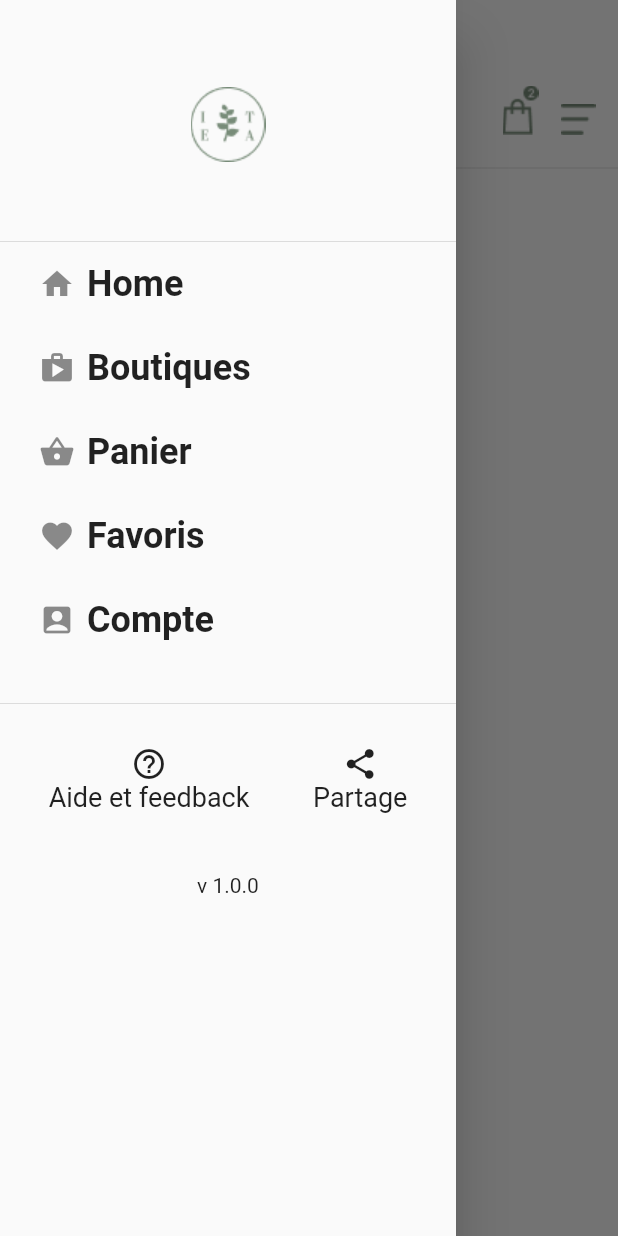
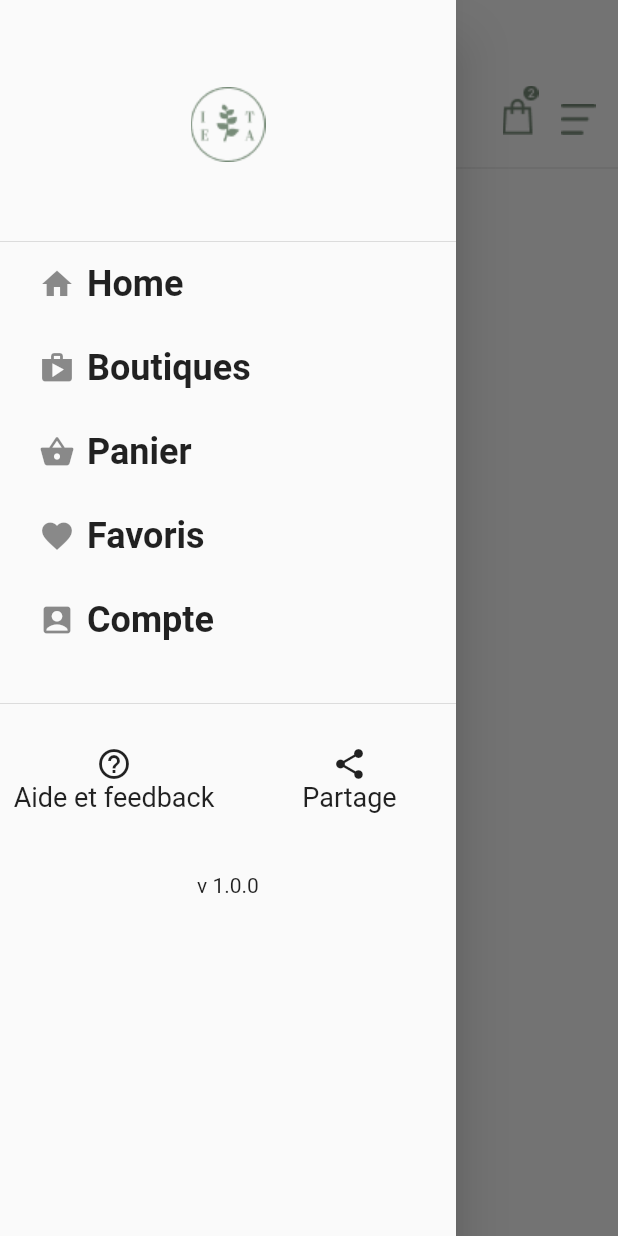
Before and after one commit to Unknow46/Ithea, a Flutter app: the screen it shows after launch, with the side drawer open, on a phone screen of 412 x 824 dp. Run offline on Flutter 3.47's test engine with Material 2 defaults, Android fonts, the phone set to English and light mode, and no system bars; our stand-ins replace flutter_mobx, mobx; generated files the repository leaves out were written again.

Commit message:
:sparkles: adding unit test for drawer and appbar :construction: modification of the drawer

```diff
--- a/lib/widgets/navigation_drawer.dart
+++ b/lib/widgets/navigation_drawer.dart
@@ -1,3 +1,4 @@
+import 'package:flutter/cupertino.dart';
 import 'package:flutter/material.dart';
 import 'package:flutter/widgets.dart';
 import 'package:ithea/widgets/create_drawer_body.dart';
@@ -11,6 +12,7 @@ class NavigationDrawer extends StatelessWidget {
   Widget build(BuildContext context) {
     return Drawer(
       child: ListView(
+
         padding: EdgeInsets.zero,
         children: <Widget>[
           createDrawerHeader(),
@@ -66,42 +68,49 @@ class NavigationDrawer extends StatelessWidget {
           ),
           const Padding(padding: EdgeInsets.only(top:20)),
           const Divider(),
-         Row(
-           mainAxisAlignment: MainAxisAlignment.spaceEvenly,
+         PreferredSize(
+             preferredSize: const Size.fromWidth(140),
+             child:  Row(
+               mainAxisSize: MainAxisSize.min,
+               mainAxisAlignment: MainAxisAlignment.spaceBetween,
                children: <Widget>[
+                 Flexible(child:
                  Column(
                    children: const <Widget>[
                      Padding(padding: EdgeInsets.only(top: 20),
                          child:  Align(
-                  alignment: Alignment.bottomLeft,
+                           alignment: Alignment.bottomCenter,
                            child: Icon(Icons.help_outline),
                          )
                      ),
                      Align(
-                       alignment: Alignment.bottomLeft,
+                       alignment: Alignment.bottomCenter,
                        child: CustomTextStyle('Aide et feedback',
                            FontWeight.normal, 18),
                      ),
                    ],
                  ),
+                 ),
+                 Flexible(child:
                  Column(
                    children: const <Widget>[
                      Padding(padding: EdgeInsets.only(left: 10, top: 20),
                          child:  Align(
-                       alignment: Alignment.bottomLeft,
+                           alignment: Alignment.bottomCenter,
                            child: Icon(Icons.share),
                          )
                      ),
                      Padding(padding: EdgeInsets.only(left: 10),
                        child:  Align(
-                       alignment: Alignment.bottomLeft,
+                         alignment: Alignment.bottomCenter,
                          child: CustomTextStyle('Partage', FontWeight.normal, 18),
                        ),
                      ),
                    ],
                  ),
+                 ),
                ],
-         ),
+             )),
          const Padding(padding: EdgeInsets.only(top: 40),
          child:  Align(
            child: CustomTextStyle('v 1.0.0', FontWeight.normal, 14),
```
Also changed, not shown: 4 other files. Lines whose indentation alone changed are shown as unchanged.
